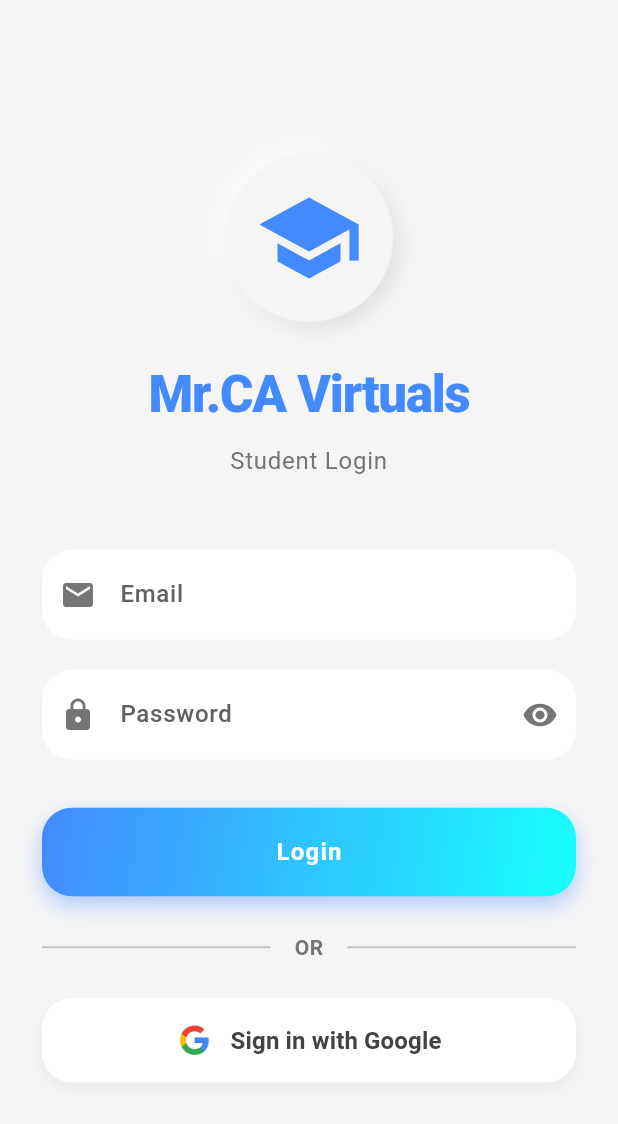
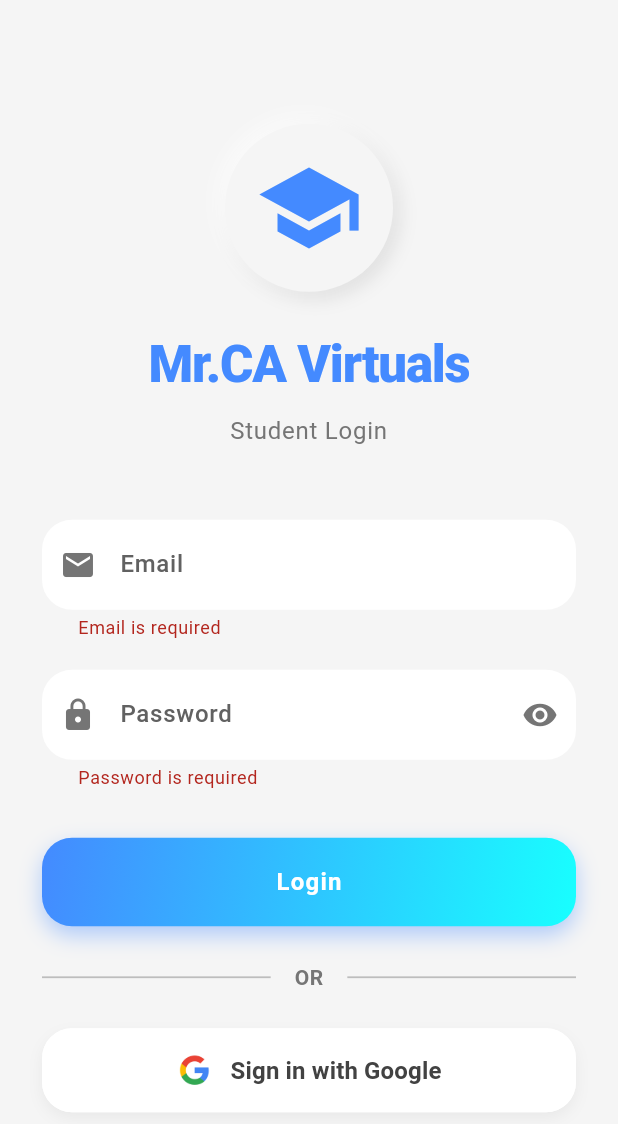
Before and after one commit to rahulthewhitehat/hackersenpai, a Flutter app: the screen it shows after launch, after a tap on "Login", on a phone screen of 412 x 824 dp. Shown: the top 1124 px of the screen. Run offline on Flutter 3.47's test engine with Material 3 defaults, Android fonts, the light colour scheme and no system bars; our stand-ins replace cloud_firestore, device_info_plus, firebase_auth, firebase_core, flutter_spinkit, google_sign_in and 1 more; missing offline and left inert: encrypt, flutter_portal, flutter_root_checker, secure_content; accounts and stored records are empty.

Commit message:
WM size, device limit done

```diff
--- a/lib/providers/auth_provider.dart
+++ b/lib/providers/auth_provider.dart
@@ -7,11 +7,16 @@
   User? _user;
   bool _isLoading = false;
   String? _errorMessage;
+  bool _showSignOutMessage = false;
 
   AuthProvider(this._authService) {
     _user = _authService.currentUser;
     // Listen to auth state changes
     _authService.authStateChanges().listen((user) {
+      if (_user != null && user == null) {
+        // This indicates sign out occurred
+        _showSignOutMessage = true;
+      }
       _user = user;
       notifyListeners();
     });
@@ -21,13 +26,25 @@
   bool get isLoading => _isLoading;
   String? get errorMessage => _errorMessage;
   bool get isAuthenticated => _user != null;
+  bool get showSignOutMessage => _showSignOutMessage;
+
+  // Clear sign out message flag once it's been displayed
+  void clearSignOutMessage() {
+    _showSignOutMessage = false;
+    notifyListeners();
+  }
 
   Future<bool> signIn(String email, String password) async {
+    if (email.isEmpty || password.isEmpty) {
+      _setError('Email and password cannot be empty');
+      return false;
+    }
+
     _setLoading(true);
     try {
       _user = await _authService.signInWithEmailAndPassword(email, password);
       _setLoading(false);
-      return true;
+      return _user != null;
     } catch (e) {
       _setError(_parseFirebaseAuthError(e.toString()));
       return false;
@@ -47,9 +64,14 @@
   }
 
   Future<void> signOut() async {
-    await _authService.signOut();
-    _user = null;
-    notifyListeners();
+    try {
+      await _authService.signOut();
+      _user = null;
+      _showSignOutMessage = true;
+      notifyListeners();
+    } catch (e) {
+      _setError('Failed to sign out. Please try again.');
+    }
   }
 
   void _setLoading(bool loading) {
@@ -68,12 +90,17 @@
     _errorMessage = null;
     notifyListeners();
   }
+
   String _parseFirebaseAuthError(String errorMessage) {
-    if (errorMessage.contains('user-not-found') ||
+    if (errorMessage.contains('device')) {
+      return 'This account is already registered on another device. Contact mail2mrca@gmail.com';
+    } else if (errorMessage.contains('user-not-found') ||
         errorMessage.contains('User not registered')) {
       return 'Account not registered. Please contact admin.';
-    } else if (errorMessage.contains('auth credential is incorrect')) {
-      return 'Incorrect password, Try again.';
+    } else if (errorMessage.contains('wrong-password') ||
+        errorMessage.contains('incorrect') ||
+        errorMessage.contains('INVALID_LOGIN_CREDENTIALS')) {
+      return 'Incorrect email or password. Please try again.';
     } else if (errorMessage.contains('email-already-in-use')) {
       return 'An account already exists with this email';
     } else if (errorMessage.contains('weak-password')) {
@@ -82,8 +109,12 @@
       return 'Network connection error. Check your internet';
     } else if (errorMessage.contains('sign_in_failed')) {
       return 'Google sign in failed. Please try again.';
+    } else if (errorMessage.contains('invalid-email')) {
+      return 'Invalid email format';
+    } else if (errorMessage.contains('too-many-requests')) {
+      return 'Too many failed login attempts. Try again later.';
     } else {
-      return 'Authentication failed, Contact Admin.';
+      return 'Authentication failed. Please try again or contact admin.';
     }
   }
 }
--- a/lib/screens/login_screen.dart
+++ b/lib/screens/login_screen.dart
@@ -20,6 +20,30 @@
   bool _obscurePassword = true;
 
   @override
+  void initState() {
+    super.initState();
+    // Check if we have a sign out message to display
+    WidgetsBinding.instance.addPostFrameCallback((_) {
+      final authProvider = Provider.of<AuthProvider>(context, listen: false);
+      if (authProvider.showSignOutMessage) {
+        ScaffoldMessenger.of(context).showSnackBar(
+          SnackBar(
+            content: Text(
+              'Successfully signed out',
+              style: TextStyle(fontSize: 14), // Smaller text also helps reduce height
+            ),
+            backgroundColor: Colors.green,
+            padding: EdgeInsets.symmetric(vertical: 8.0, horizontal: 16.0), // Less vertical padding
+            behavior: SnackBarBehavior.floating, // Optional: allows margin/shape customization
+            duration: Duration(seconds: 3),
+          ),
+        );
+        authProvider.clearSignOutMessage();
+      }
+    });
+  }
+
+  @override
   void dispose() {
     _emailController.dispose();
     _passwordController.dispose();
@@ -34,8 +58,7 @@
     });
 
     final authProvider = Provider.of<AuthProvider>(context, listen: false);
-    final studentProvider = Provider.of<StudentProvider>(
-        context, listen: false);
+    final studentProvider = Provider.of<StudentProvider>(context, listen: false);
 
     final success = await authProvider.signIn(
       _emailController.text.trim(),
@@ -52,11 +75,21 @@
             builder: (_) => DashboardScreen(),
           ),
         );
-      } else {
+      } else if (mounted) {
         ScaffoldMessenger.of(context).showSnackBar(
-          SnackBar(content: Text(studentProvider.error)),
+          SnackBar(
+            content: Text(studentProvider.error),
+            backgroundColor: Colors.red,
+          ),
         );
       }
+    } else if (mounted && authProvider.errorMessage != null) {
+      ScaffoldMessenger.of(context).showSnackBar(
+        SnackBar(
+          content: Text(authProvider.errorMessage!),
+          backgroundColor: Colors.red,
+        ),
+      );
     }
 
     if (mounted) {
@@ -72,8 +105,7 @@
     });
 
     final authProvider = Provider.of<AuthProvider>(context, listen: false);
-    final studentProvider = Provider.of<StudentProvider>(
-        context, listen: false);
+    final studentProvider = Provider.of<StudentProvider>(context, listen: false);
 
     final success = await authProvider.signInWithGoogle();
 
@@ -87,11 +119,21 @@
             builder: (_) => DashboardScreen(),
           ),
         );
-      } else {
+      } else if (mounted) {
         ScaffoldMessenger.of(context).showSnackBar(
-          SnackBar(content: Text(studentProvider.error)),
+          SnackBar(
+            content: Text(studentProvider.error),
+            backgroundColor: Colors.red,
+          ),
         );
       }
+    } else if (mounted && authProvider.errorMessage != null) {
+      ScaffoldMessenger.of(context).showSnackBar(
+        SnackBar(
+          content: Text(authProvider.errorMessage!),
+          backgroundColor: Colors.red,
+        ),
+      );
     }
 
     if (mounted) {
@@ -172,10 +214,19 @@
                   child: Column(
                     crossAxisAlignment: CrossAxisAlignment.stretch,
                     children: [
-                      // Email field with smooth transitions
+                      // Email field with validation
                       TextFormField(
                         controller: _emailController,
                         keyboardType: TextInputType.emailAddress,
+                        validator: (value) {
+                          if (value == null || value.isEmpty) {
+                            return 'Email is required';
+                          }
+                          if (!value.contains('@') || !value.contains('.')) {
+                            return 'Enter a valid email address';
+                          }
+                          return null;
+                        },
                         decoration: InputDecoration(
                           floatingLabelBehavior: FloatingLabelBehavior.auto,
                           labelText: 'Email',
@@ -183,8 +234,7 @@
                             color: Colors.grey[700],
                             fontWeight: FontWeight.w500,
                           ),
-                          prefixIcon: Icon(Icons.email,
-                              color: Colors.grey[600]),
+                          prefixIcon: Icon(Icons.email, color: Colors.grey[600]),
                           border: OutlineInputBorder(
                             borderRadius: BorderRadius.circular(20),
                             borderSide: BorderSide.none,
@@ -210,10 +260,16 @@
                       ),
                       const SizedBox(height: 20),
 
-                      // Password field with consistent styling
+                      // Password field with validation
                       TextFormField(
                         controller: _passwordController,
                         obscureText: _obscurePassword,
+                        validator: (value) {
+                          if (value == null || value.isEmpty) {
+                            return 'Password is required';
+                          }
+                          return null;
+                        },
                         decoration: InputDecoration(
                           floatingLabelBehavior: FloatingLabelBehavior.auto,
                           labelText: 'Password',
@@ -230,9 +286,7 @@
                               color: Colors.grey[600],
                             ),
                             onPressed: () =>
-                                setState(
-                                        () =>
-                                    _obscurePassword = !_obscurePassword),
+                                setState(() => _obscurePassword = !_obscurePassword),
                           ),
                           border: OutlineInputBorder(
                             borderRadius: BorderRadius.circular(20),
--- a/lib/widgets/floating_watermark.dart
+++ b/lib/widgets/floating_watermark.dart
@@ -79,7 +79,7 @@
                 textAlign: TextAlign.center,
                 style: const TextStyle(
                   color: Colors.black,
-                  fontSize: 18,
+                  fontSize: 12,
                   fontWeight: FontWeight.bold,
                   fontFamily: 'Roboto', // Explicitly set font to ensure consistency
                   decoration: TextDecoration.none, // Prevent any underlines
```
Also changed, not shown: lib/services/auth_service.dart (+94 -13 lines), lib/services/device_info_service.dart (added, +32 -0 lines), pubspec.lock.
